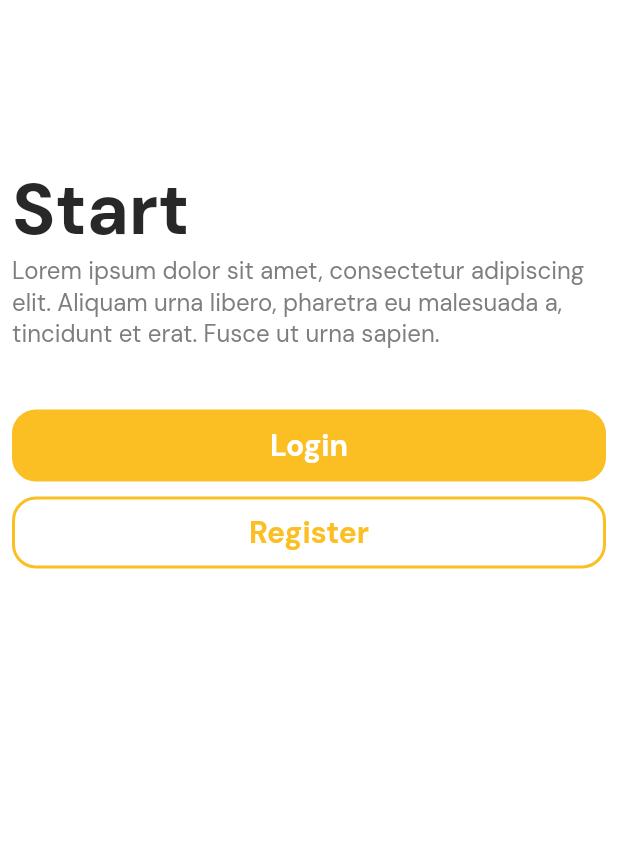
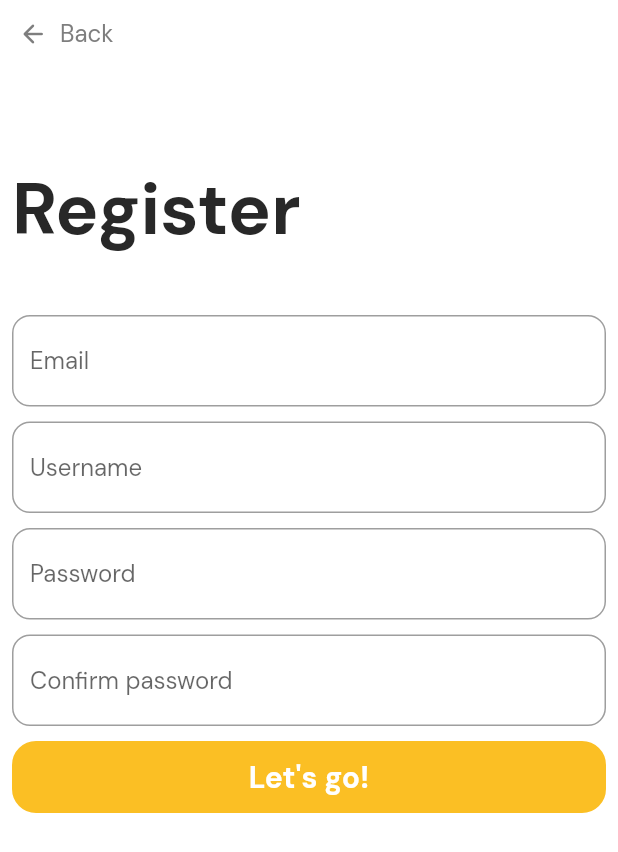
Before and after one commit to geoloupix/app, a Flutter app: the screen it shows after launch, after a tap on "Register", on a phone screen of 412 x 824 dp. Shown: the top 852 px of the screen. Run offline on Flutter 3.47's test engine with Material 2 defaults, Android fonts, the phone set to English and light mode, and no system bars; our stand-ins replace dio, flutter_secure_storage, flutter_svg, google_fonts; accounts and stored records are empty.

Commit message:
add register screen

```diff
--- a/lib/app/controllers/auth.dart
+++ b/lib/app/controllers/auth.dart
@@ -23,7 +23,18 @@ class AuthController {
     return null;
   }
 
-  Future<String?> register(String username, String password, String passwordConfirmation) async {}
+  Future<String?> register({required String email, required String username, required String password}) async {
+    final response = await api.login({"username": username, "password": password, "email": email});
+    if (response == null) return null;
+    if (response["error"] != null) return response["error"];
+    user = User(
+        id: response["id"]!,
+        username: response["username"]!,
+        email: response["email"]!,
+        password: response["password"]!);
+    await _save();
+    return null;
+  }
 
   Future<void> _save() async {
     if (user == null) return;
--- a/lib/app/core/router.dart
+++ b/lib/app/core/router.dart
@@ -1,5 +1,6 @@
 import 'package:app/screens/auth/auth.dart';
 import 'package:app/screens/auth/login/login.dart';
+import 'package:app/screens/auth/register/register.dart';
 import 'package:app/screens/error/error.dart';
 import 'package:app/screens/loading/loading.dart';
 import 'package:flutter/material.dart';
@@ -123,5 +124,6 @@ class AppRouter {
     const AppRoute(path: "/loading", widget: LoadingScreen()),
     const AppRoute(path: "/auth", widget: AuthScreen()),
     const AppRoute(path: "/auth/login", widget: AuthLoginScreen()),
+    const AppRoute(path: "/auth/register", widget: AuthRegisterScreen()),
   ];
 }
--- a/lib/screens/auth/auth.dart
+++ b/lib/screens/auth/auth.dart
@@ -27,17 +27,11 @@ class _AuthScreenState extends State<AuthScreen> {
                     style: AppConstants.texts.paragraph),
                 const SizedBox(height: 40),
                 AppButton(
-                    text: "Login",
-                    onTap: () async {
-                      Navigator.pushNamed(context, "/auth/login");
-                    },
-                    type: ButtonType.primary),
+                    text: "Login", onTap: () => Navigator.pushNamed(context, "/auth/login"), type: ButtonType.primary),
                 const SizedBox(height: 10),
                 AppButton(
                     text: "Register",
-                    onTap: () async {
-                      print("tapped");
-                    },
+                    onTap: () => Navigator.pushNamed(context, "/auth/register"),
                     type: ButtonType.secondary)
               ],
             ),
--- a/lib/screens/auth/login/login.dart
+++ b/lib/screens/auth/login/login.dart
@@ -110,9 +110,7 @@ class _AuthLoginScreenState extends State<AuthLoginScreen> {
                     child: Row(
                       children: [
                         GestureDetector(
-                          onTap: () {
-                            Navigator.pop(context);
-                          },
+                          onTap: () => Navigator.pop(context),
                           child: Row(
                             children: [
                               Icon(Icons.arrow_back_rounded, color: AppConstants.colors.grey, size: 20),
--- a/lib/screens/auth/register/register.dart
+++ b/lib/screens/auth/register/register.dart
@@ -0,0 +1,163 @@
+import 'package:app/app/core/constants.dart';
+import 'package:app/app/core/global.dart';
+import 'package:app/widgets/button.dart';
+import 'package:app/widgets/text_input.dart';
+import 'package:flutter/material.dart';
+
+class AuthRegisterScreen extends StatefulWidget {
+  const AuthRegisterScreen({Key? key}) : super(key: key);
+
+  @override
+  State<AuthRegisterScreen> createState() => _AuthRegisterScreenState();
+}
+
+class _AuthRegisterScreenState extends State<AuthRegisterScreen> {
+  final formKey = GlobalKey<FormState>();
+  String username = "";
+  String email = "";
+  String password = "";
+  String? error;
+
+  void submit() async {
+    if (formKey.currentState!.validate()) {
+      formKey.currentState!.save();
+      final response = await authController.register(email: email, username: username, password: password);
+      if (response != null) {
+        setState(() {
+          error = response;
+        });
+      } else {
+        // TODO: Navigate to home screen
+      }
+    }
+  }
+
+  @override
+  Widget build(BuildContext context) {
+    return Scaffold(
+        backgroundColor: AppConstants.colors.white,
+        body: Stack(
+          children: [
+            SingleChildScrollView(
+              child: Padding(
+                padding: const EdgeInsets.all(8),
+                child: Column(
+                  crossAxisAlignment: CrossAxisAlignment.start,
+                  children: [
+                    const SizedBox(height: 100),
+                    Text("Register", style: AppConstants.texts.headline),
+                    const SizedBox(height: 40),
+                    Form(
+                        key: formKey,
+                        child: Column(
+                          children: [
+                            AppTextInput(
+                              hint: "Email",
+                              validator: (v) {
+                                if (v == null || v.isEmpty) {
+                                  return "Field required";
+                                }
+                                final regex = RegExp(r"^[\w-\.]+@([\w-]+\.)+[\w-]{2,4}$");
+                                if (!regex.hasMatch(v)) {
+                                  return "Invalid email format";
+                                }
+                              },
+                              onSaved: (v) {
+                                setState(() {
+                                  email = v!;
+                                });
+                              },
+                            ),
+                            const SizedBox(height: 10),
+                            AppTextInput(
+                              hint: "Username",
+                              validator: (v) {
+                                if (v == null || v.isEmpty) {
+                                  return "Field required";
+                                }
+                              },
+                              onSaved: (v) {
+                                setState(() {
+                                  username = v!;
+                                });
+                              },
+                            ),
+                            const SizedBox(height: 10),
+                            AppTextInput(
+                              hint: "Password",
+                              validator: (v) {
+                                if (v == null || v.isEmpty) {
+                                  return "Field required";
+                                }
+                                setState(() {
+                                  password = v;
+                                });
+                              },
+                              onSaved: (v) {
+                                setState(() {
+                                  password = v!;
+                                });
+                              },
+                              keyboardType: TextInputType.visiblePassword,
+                            ),
+                            const SizedBox(height: 10),
+                            AppTextInput(
+                              hint: "Confirm password",
+                              validator: (v) {
+                                if (v == null || v.isEmpty) {
+                                  return "Field required";
+                                }
+                                if (password != v) {
+                                  return "Password don't match";
+                                }
+                              },
+                              onSaved: (v) {},
+                              keyboardType: TextInputType.visiblePassword,
+                            ),
+                          ],
+                        )),
+                    const SizedBox(height: 10),
+                    AppButton(text: "Let's go!", onTap: submit, type: ButtonType.primary),
+                    if (error != null)
+                      Column(
+                        children: [
+                          const SizedBox(height: 10),
+                          Container(
+                            width: double.infinity,
+                            decoration:
+                                BoxDecoration(color: AppConstants.colors.red, borderRadius: BorderRadius.circular(8)),
+                            padding: const EdgeInsets.all(6),
+                            child: Text(error!,
+                                style: AppConstants.texts.paragraph.copyWith(color: AppConstants.colors.white)),
+                          )
+                        ],
+                      )
+                  ],
+                ),
+              ),
+            ),
+            Positioned(
+                top: 0,
+                left: 0,
+                right: 0,
+                child: Container(
+                    color: AppConstants.colors.white,
+                    padding: const EdgeInsets.all(12),
+                    child: Row(
+                      children: [
+                        GestureDetector(
+                          onTap: () => Navigator.pop(context),
+                          child: Row(
+                            children: [
+                              Icon(Icons.arrow_back_rounded, color: AppConstants.colors.grey, size: 20),
+                              const SizedBox(width: 8),
+                              Text("Back", style: AppConstants.texts.paragraph)
+                            ],
+                          ),
+                        ),
+                      ],
+                    ))),
+          ],
+        ));
+  }
+}
```
Also changed, not shown: lib/app/controllers/api.dart (+12 -1 lines).
